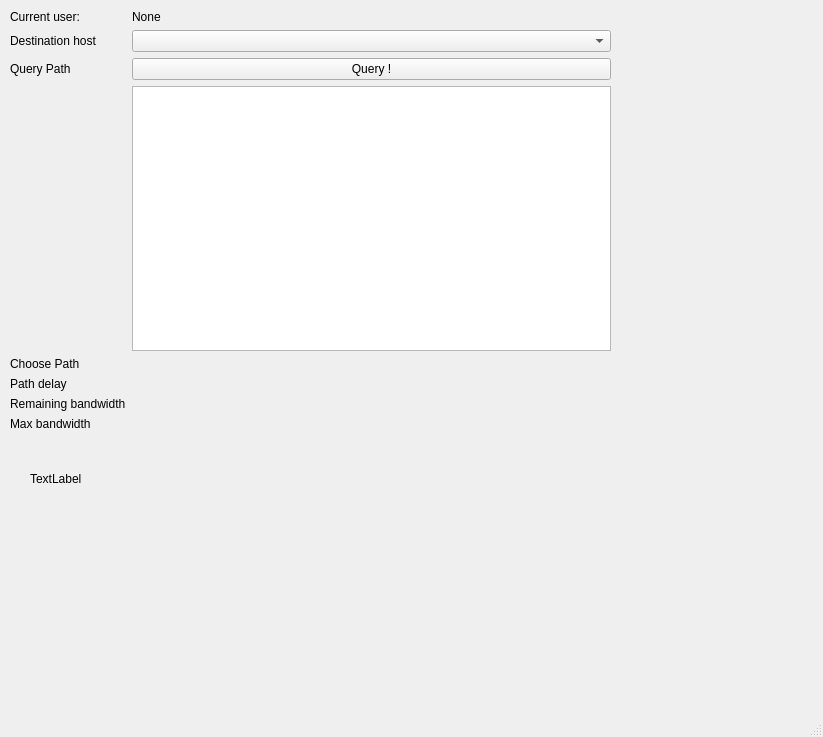
Above: client.ui from edisonleolhl/NetworkUserGUI before the change. Below: the same form after it.
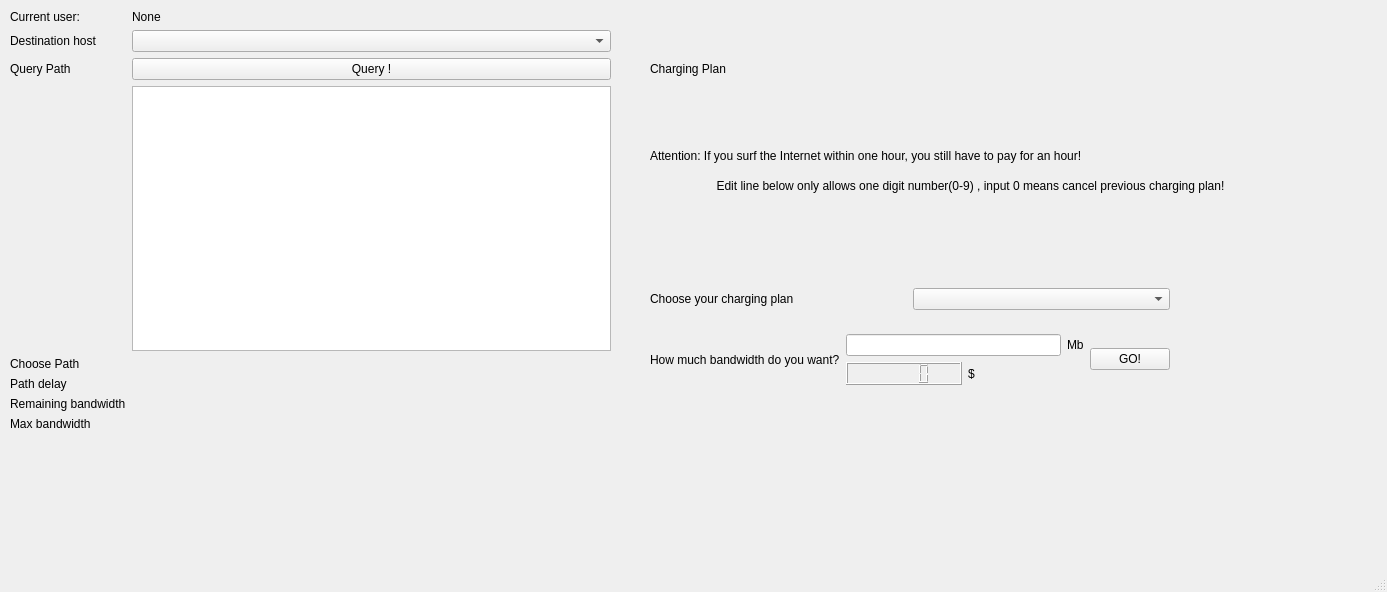
That is the form after the change.

Commit message: modify ui and add a brand new user GUI, dynamically update link's delay and free bw data, calculate total price according to unit price, enable choose path and want bandwidth(limit bandwidth)

Patch:
```diff
--- a/client.ui
+++ b/client.ui
@@ -6,8 +6,8 @@
    <rect>
     <x>0</x>
     <y>0</y>
-    <width>823</width>
-    <height>737</height>
+    <width>1387</width>
+    <height>592</height>
    </rect>
   </property>
   <property name="windowTitle">
@@ -17,40 +17,138 @@
    <widget class="QWidget" name="widget" native="true">
     <property name="geometry">
      <rect>
-      <x>10</x>
-      <y>440</y>
-      <width>601</width>
-      <height>241</height>
+      <x>630</x>
+      <y>10</y>
+      <width>751</width>
+      <height>431</height>
      </rect>
     </property>
-    <widget class="QLabel" name="label_4">
+    <property name="styleSheet">
+     <string notr="true"/>
+    </property>
+    <widget class="QLabel" name="charging_plan_label">
      <property name="geometry">
       <rect>
        <x>20</x>
-       <y>30</y>
-       <width>67</width>
+       <y>50</y>
+       <width>111</width>
        <height>17</height>
       </rect>
      </property>
      <property name="text">
-      <string>TextLabel</string>
+      <string>Charging Plan</string>
      </property>
     </widget>
     <widget class="QWidget" name="">
      <property name="geometry">
       <rect>
-       <x>150</x>
+       <x>130</x>
        <y>0</y>
-       <width>451</width>
+       <width>611</width>
        <height>111</height>
       </rect>
      </property>
-     <layout class="QVBoxLayout" name="user_path_vertical_layout">
+     <layout class="QVBoxLayout" name="user_path_vertical_layout"/>
+    </widget>
+    <widget class="QLabel" name="attention_label">
+     <property name="geometry">
+      <rect>
+       <x>20</x>
+       <y>130</y>
+       <width>571</width>
+       <height>31</height>
+      </rect>
+     </property>
+     <property name="text">
+      <string>Attention: If you surf the Internet within one hour, you still have to pay for an hour!</string>
+     </property>
+    </widget>
+    <widget class="QLabel" name="attention_label_2">
+     <property name="geometry">
+      <rect>
+       <x>20</x>
+       <y>160</y>
+       <width>721</width>
+       <height>31</height>
+      </rect>
+     </property>
+     <property name="text">
+      <string>                    Edit line below only allows one digit number(0-9) , input 0 means cancel previous charging plan!</string>
+     </property>
+    </widget>
+    <widget class="QWidget" name="">
+     <property name="geometry">
+      <rect>
+       <x>20</x>
+       <y>260</y>
+       <width>520</width>
+       <height>134</height>
+      </rect>
+     </property>
+     <layout class="QVBoxLayout" name="verticalLayout_2">
       <item>
-       <layout class="QHBoxLayout" name="user_path_horizontal_layout_1"/>
+       <layout class="QHBoxLayout" name="horizontalLayout_7">
+        <item>
+         <widget class="QLabel" name="choose_charging_plan_label">
+          <property name="text">
+           <string>Choose your charging plan</string>
+          </property>
+         </widget>
+        </item>
+        <item>
+         <widget class="QComboBox" name="charging_plan_comboBox"/>
+        </item>
+       </layout>
       </item>
       <item>
-       <layout class="QHBoxLayout" name="user_path_horizontal_layout_2"/>
+       <layout class="QHBoxLayout" name="horizontalLayout_6">
+        <item>
+         <widget class="QLabel" name="user_want_label">
+          <property name="text">
+           <string>How much bandwidth do you want?</string>
+          </property>
+         </widget>
+        </item>
+        <item>
+         <layout class="QVBoxLayout" name="verticalLayout">
+          <item>
+           <layout class="QHBoxLayout" name="horizontalLayout">
+            <item>
+             <widget class="QLineEdit" name="user_want_bandwidth_edit"/>
+            </item>
+            <item>
+             <widget class="QLabel" name="charging_plan_unit_label">
+              <property name="text">
+               <string>Mb</string>
+              </property>
+             </widget>
+            </item>
+           </layout>
+          </item>
+          <item>
+           <layout class="QHBoxLayout" name="horizontalLayout_2">
+            <item>
+             <widget class="QLCDNumber" name="total_lcdNumber"/>
+            </item>
+            <item>
+             <widget class="QLabel" name="charging_plan_total_label">
+              <property name="text">
+               <string>$</string>
+              </property>
+             </widget>
+            </item>
+           </layout>
+          </item>
+         </layout>
+        </item>
+        <item>
+         <widget class="QPushButton" name="user_want_button">
+          <property name="text">
+           <string>GO!</string>
+          </property>
+         </widget>
+        </item>
+       </layout>
       </item>
      </layout>
     </widget>
```
Left out of the diff: 2 changed lines with no effect on the pictures. The commit also changes 2 other files.
